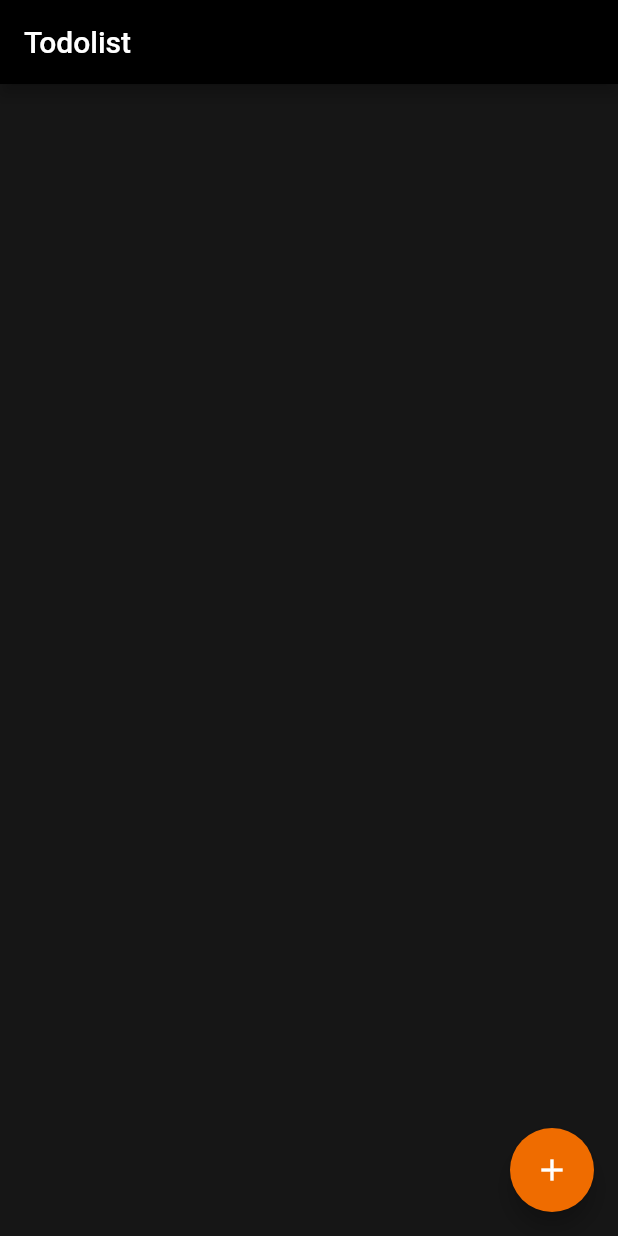
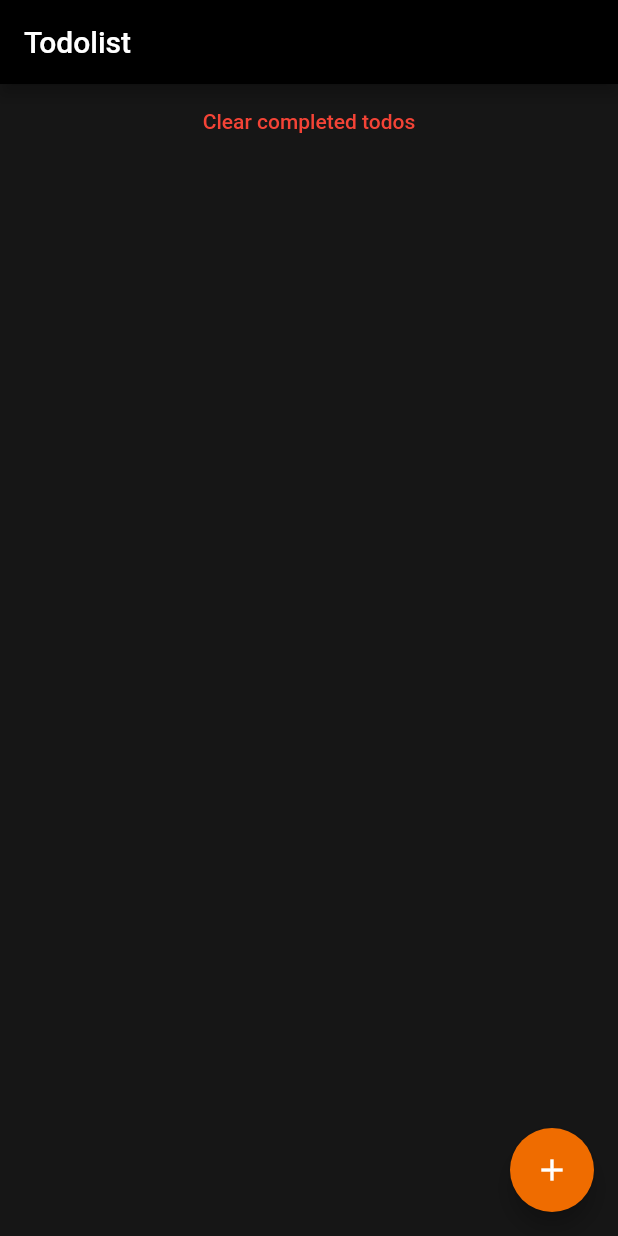
Before and after one commit to BareMaxx/SDUMSD-FLUTTER-ASSIGNMENT, a Flutter app: the screen it shows after launch, on a phone screen of 412 x 824 dp. Run offline on Flutter 3.47's test engine with Material 2 defaults, Android fonts, the light colour scheme and no system bars; missing offline and left inert: dart:ffi.

Commit message:
Add clear completed todo button

```diff
--- a/flutter_todo_application/lib/main.dart
+++ b/flutter_todo_application/lib/main.dart
@@ -56,7 +56,6 @@ class _TodoListState extends State<TodoList> {
   void _addTodo(String todo) {
     setState(() {
       _todos.add(Todo(todoTitle: todo));
-      _todos.sort();
     });
     _addTodoField.clear();
   }
@@ -86,6 +85,7 @@ class _TodoListState extends State<TodoList> {
         onChanged: (bool? newValue) {
           setState(() {
             todo.checked = newValue ?? false;
+            _todos.sort();
           });
         },
       ),
@@ -141,7 +141,24 @@ class _TodoListState extends State<TodoList> {
       appBar: AppBar(
         title: Text(widget.title),
       ),
-      body: ListView(children: _getItems()),
+      body: Column(
+        mainAxisAlignment: MainAxisAlignment.start,
+        verticalDirection: VerticalDirection.down,
+        children: <Widget>[
+          SizedBox(
+              height: 50,
+              child: TextButton(
+                onPressed: () => _clearCompletedTodos(),
+                child: Text(
+                  "Clear completed todos",
+                  style: TextStyle(color: Colors.red),
+                ),
+              )),
+          Expanded(
+              child:
+                  ListView(padding: EdgeInsets.all(5), children: _getItems())),
+        ],
+      ),
       floatingActionButton: FloatingActionButton(
         onPressed: () => _displayDialog(context),
         tooltip: "Add todo",
```
